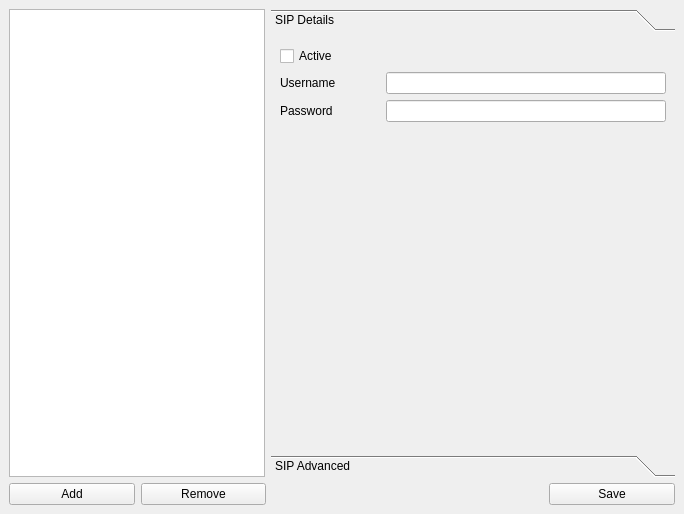
Qt form src/ui/settings.ui (StefanYohansson/ktelephone) before a commit.
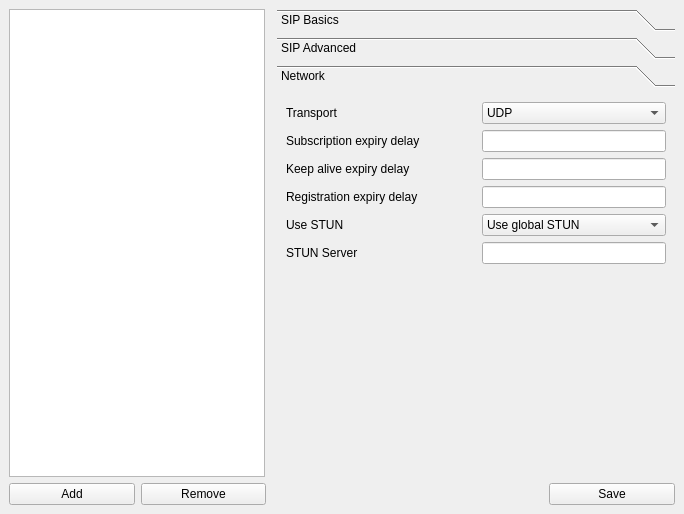
The same form after that commit. The open tabs and pages were chosen to show the change.

```diff
--- a/src/ui/settings.ui
+++ b/src/ui/settings.ui
@@ -45,6 +45,50 @@
     </size>
    </property>
    <layout class="QGridLayout" name="gridLayout">
+    <item row="1" column="0">
+     <layout class="QHBoxLayout" name="horizontalLayout_8"/>
+    </item>
+    <item row="2" column="0" colspan="3">
+     <layout class="QHBoxLayout" name="horizontalLayout_7">
+      <item>
+       <widget class="QPushButton" name="addButton">
+        <property name="text">
+         <string>Add</string>
+        </property>
+       </widget>
+      </item>
+      <item>
+       <widget class="QPushButton" name="removeButton">
+        <property name="text">
+         <string>Remove</string>
+        </property>
+       </widget>
+      </item>
+      <item>
+       <spacer name="horizontalSpacer">
+        <property name="orientation">
+         <enum>Qt::Horizontal</enum>
+        </property>
+        <property name="sizeType">
+         <enum>QSizePolicy::Fixed</enum>
+        </property>
+        <property name="sizeHint" stdset="0">
+         <size>
+          <width>277</width>
+          <height>20</height>
+         </size>
+        </property>
+       </spacer>
+      </item>
+      <item>
+       <widget class="QPushButton" name="saveButton">
+        <property name="text">
+         <string>Save</string>
+        </property>
+       </widget>
+      </item>
+     </layout>
+    </item>
     <item row="0" column="0">
      <widget class="QListWidget" name="telephonesList">
       <property name="sizePolicy">
@@ -55,7 +99,7 @@
       </property>
      </widget>
     </item>
-    <item row="0" column="1">
+    <item row="0" column="2">
      <widget class="QToolBox" name="toolBox">
       <property name="currentIndex">
        <number>0</number>
@@ -65,12 +109,12 @@
         <rect>
          <x>0</x>
          <y>0</y>
-         <width>404</width>
-         <height>393</height>
+         <width>398</width>
+         <height>362</height>
         </rect>
        </property>
        <attribute name="label">
-        <string>SIP Details</string>
+        <string>SIP Basics</string>
        </attribute>
        <layout class="QVBoxLayout" name="verticalLayout_4">
         <item>
@@ -144,8 +188,8 @@
         <rect>
          <x>0</x>
          <y>0</y>
-         <width>404</width>
-         <height>393</height>
+         <width>398</width>
+         <height>362</height>
         </rect>
        </property>
        <attribute name="label">
@@ -218,6 +262,48 @@
           </item>
          </layout>
         </item>
+        <item>
+         <widget class="QCheckBox" name="registerStartupCheckbox">
+          <property name="text">
+           <string>Register on startup</string>
+          </property>
+         </widget>
+        </item>
+        <item>
+         <widget class="QCheckBox" name="subPresenceCheckbox">
+          <property name="text">
+           <string>Subscribe presence</string>
+          </property>
+         </widget>
+        </item>
+        <item>
+         <widget class="QCheckBox" name="pubPresenceCheckbox">
+          <property name="text">
+           <string>Publish presence</string>
+          </property>
+         </widget>
+        </item>
+        <item>
+         <widget class="QCheckBox" name="blfCheckbox">
+          <property name="text">
+           <string>Use BLF</string>
+          </property>
+         </widget>
+        </item>
+        <item>
+         <widget class="QCheckBox" name="ringbackCheckbox">
+          <property name="text">
+           <string>Disable ringback tone</string>
+          </property>
+         </widget>
+        </item>
+        <item>
+         <widget class="QPushButton" name="customRingtoneButton">
+          <property name="text">
+           <string>Custom ringtone</string>
+          </property>
+         </widget>
+        </item>
         <item>
          <spacer name="verticalSpacer_2">
           <property name="orientation">
@@ -233,52 +319,270 @@
         </item>
        </layout>
       </widget>
+      <widget class="QWidget" name="network">
+       <attribute name="label">
+        <string>Network</string>
+       </attribute>
+       <layout class="QVBoxLayout" name="verticalLayout">
+        <item>
+         <layout class="QHBoxLayout" name="horizontalLayout_11">
+          <item>
+           <widget class="QLabel" name="label_6">
+            <property name="enabled">
+             <bool>true</bool>
+            </property>
+            <property name="sizePolicy">
+             <sizepolicy hsizetype="Minimum" vsizetype="Preferred">
+              <horstretch>0</horstretch>
+              <verstretch>0</verstretch>
+             </sizepolicy>
+            </property>
+            <property name="minimumSize">
+             <size>
+              <width>190</width>
+              <height>0</height>
+             </size>
+            </property>
+            <property name="maximumSize">
+             <size>
+              <width>190</width>
+              <height>16777215</height>
+             </size>
+            </property>
+            <property name="text">
+             <string>Transport</string>
+            </property>
+           </widget>
+          </item>
+          <item>
+           <widget class="QComboBox" name="transportCombobox">
+            <item>
+             <property name="text">
+              <string>UDP</string>
+             </property>
+            </item>
+            <item>
+             <property name="text">
+              <string>TCP</string>
+             </property>
+            </item>
+            <item>
+             <property name="text">
+              <string>TLS</string>
+             </property>
+            </item>
+           </widget>
+          </item>
+         </layout>
+        </item>
+        <item>
+         <layout class="QHBoxLayout" name="horizontalLayout_12">
+          <item>
+           <widget class="QLabel" name="label_8">
+            <property name="enabled">
+             <bool>true</bool>
+            </property>
+            <property name="sizePolicy">
+             <sizepolicy hsizetype="Minimum" vsizetype="Preferred">
+              <horstretch>0</horstretch>
+              <verstretch>0</verstretch>
+             </sizepolicy>
+            </property>
+            <property name="minimumSize">
+             <size>
+              <width>190</width>
+              <height>0</height>
+             </size>
+            </property>
+            <property name="maximumSize">
+             <size>
+              <width>190</width>
+              <height>16777215</height>
+             </size>
+            </property>
+            <property name="text">
+             <string>Subscription expiry delay</string>
+            </property>
+           </widget>
+          </item>
+          <item>
+           <widget class="QLineEdit" name="subDelayEdit"/>
+          </item>
+         </layout>
+        </item>
+        <item>
+         <layout class="QHBoxLayout" name="horizontalLayout_13">
+          <item>
+           <widget class="QLabel" name="label_9">
+            <property name="enabled">
+             <bool>true</bool>
+            </property>
+            <property name="sizePolicy">
+             <sizepolicy hsizetype="Minimum" vsizetype="Preferred">
+              <horstretch>0</horstretch>
+              <verstretch>0</verstretch>
+             </sizepolicy>
+            </property>
+            <property name="minimumSize">
+             <size>
+              <width>190</width>
+              <height>0</height>
+             </size>
+            </property>
+            <property name="maximumSize">
+             <size>
+              <width>190</width>
+              <height>16777215</height>
+             </size>
+            </property>
+            <property name="text">
+             <string>Keep alive expiry delay</string>
+            </property>
+           </widget>
+          </item>
+          <item>
+           <widget class="QLineEdit" name="keepAliveDelayEdit"/>
+          </item>
+         </layout>
+        </item>
+        <item>
+         <layout class="QHBoxLayout" name="horizontalLayout">
+          <item>
+           <widget class="QLabel" name="label_7">
+            <property name="enabled">
+             <bool>true</bool>
+            </property>
+            <property name="sizePolicy">
+             <sizepolicy hsizetype="Minimum" vsizetype="Preferred">
+              <horstretch>0</horstretch>
+              <verstretch>0</verstretch>
+             </sizepolicy>
+            </property>
+            <property name="minimumSize">
+             <size>
+              <width>190</width>
+              <height>0</height>
+             </size>
+            </property>
+            <property name="maximumSize">
+             <size>
+              <width>190</width>
+              <height>16777215</height>
+             </size>
+            </property>
+            <property name="text">
+             <string>Registration expiry delay</string>
+            </property>
+           </widget>
+          </item>
+          <item>
+           <widget class="QLineEdit" name="registrationDelayEdit"/>
+          </item>
+         </layout>
+        </item>
+        <item>
+         <layout class="QHBoxLayout" name="horizontalLayout_14">
+          <item>
+           <widget class="QLabel" name="label_10">
+            <property name="enabled">
+             <bool>true</bool>
+            </property>
+            <property name="sizePolicy">
+             <sizepolicy hsizetype="Minimum" vsizetype="Preferred">
+              <horstretch>0</horstretch>
+              <verstretch>0</verstretch>
+             </sizepolicy>
+            </property>
+            <property name="minimumSize">
+             <size>
+              <width>190</width>
+              <height>0</height>
+             </size>
+            </property>
+            <property name="maximumSize">
+             <size>
+              <width>190</width>
+              <height>16777215</height>
+             </size>
+            </property>
+            <property name="text">
+             <string>Use STUN</string>
+            </property>
+           </widget>
+          </item>
+          <item>
+           <widget class="QComboBox" name="stunCombobox">
+            <item>
+             <property name="text">
+              <string>Use global STUN</string>
+             </property>
+            </item>
+            <item>
+             <property name="text">
+              <string>Don't use STUN</string>
+             </property>
+            </item>
+            <item>
+             <property name="text">
+              <string>Use custom STUN</string>
+             </property>
+            </item>
+           </widget>
+          </item>
+         </layout>
+        </item>
+        <item>
+         <layout class="QHBoxLayout" name="horizontalLayout_15">
+          <item>
+           <widget class="QLabel" name="label_11">
+            <property name="enabled">
+             <bool>true</bool>
+            </property>
+            <property name="sizePolicy">
+             <sizepolicy hsizetype="Minimum" vsizetype="Preferred">
+              <horstretch>0</horstretch>
+              <verstretch>0</verstretch>
+             </sizepolicy>
+            </property>
+            <property name="minimumSize">
+             <size>
+              <width>190</width>
+              <height>0</height>
+             </size>
+            </property>
+            <property name="maximumSize">
+             <size>
+              <width>190</width>
+              <height>16777215</height>
+             </size>
+            </property>
+            <property name="text">
+             <string>STUN Server</string>
+            </property>
+           </widget>
+          </item>
+          <item>
+           <widget class="QLineEdit" name="stunEdit"/>
+          </item>
+         </layout>
+        </item>
+        <item>
+         <spacer name="verticalSpacer_3">
+          <property name="orientation">
+           <enum>Qt::Vertical</enum>
+          </property>
+          <property name="sizeHint" stdset="0">
+           <size>
+            <width>20</width>
+            <height>310</height>
+           </size>
+          </property>
+         </spacer>
+        </item>
+       </layout>
+      </widget>
      </widget>
     </item>
-    <item row="1" column="0">
-     <layout class="QHBoxLayout" name="horizontalLayout_8"/>
-    </item>
-    <item row="2" column="0" colspan="2">
-     <layout class="QHBoxLayout" name="horizontalLayout_7">
-      <item>
-       <widget class="QPushButton" name="addButton">
-        <property name="text">
-         <string>Add</string>
-        </property>
-       </widget>
-      </item>
-      <item>
-       <widget class="QPushButton" name="removeButton">
-        <property name="text">
-         <string>Remove</string>
-        </property>
-       </widget>
-      </item>
-      <item>
-       <spacer name="horizontalSpacer">
-        <property name="orientation">
-         <enum>Qt::Horizontal</enum>
-        </property>
-        <property name="sizeType">
-         <enum>QSizePolicy::Fixed</enum>
-        </property>
-        <property name="sizeHint" stdset="0">
-         <size>
-          <width>277</width>
-          <height>20</height>
-         </size>
-        </property>
-       </spacer>
-      </item>
-      <item>
-       <widget class="QPushButton" name="saveButton">
-        <property name="text">
-         <string>Save</string>
-        </property>
-       </widget>
-      </item>
-     </layout>
-    </item>
    </layout>
   </widget>
  </widget>
```
